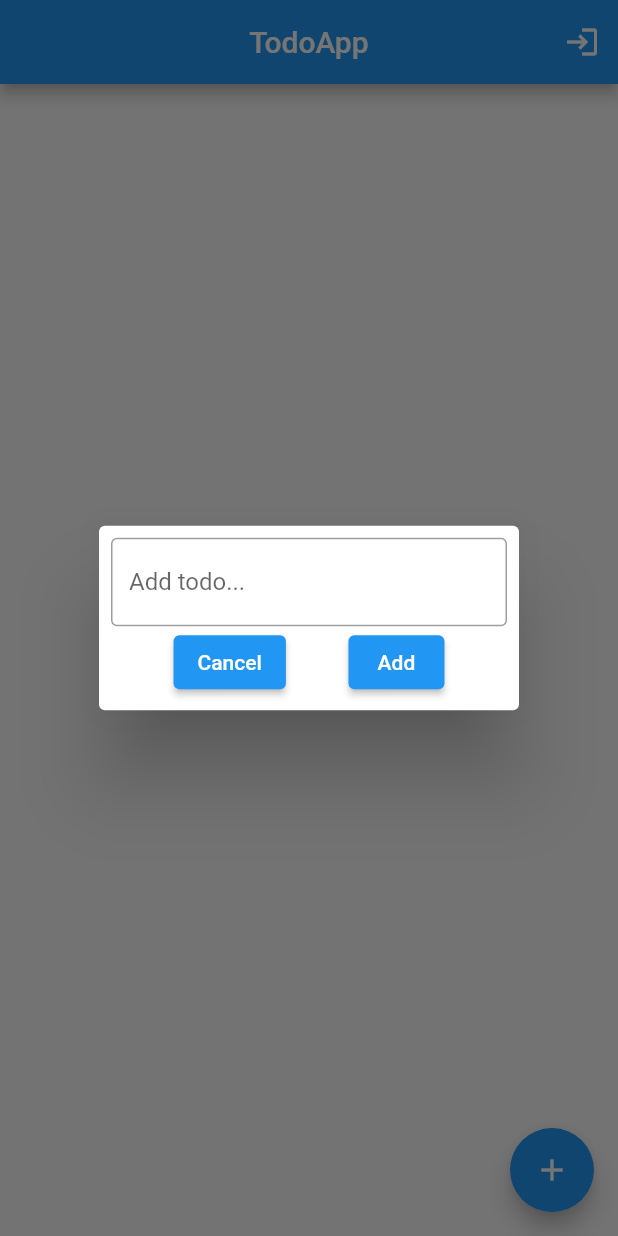
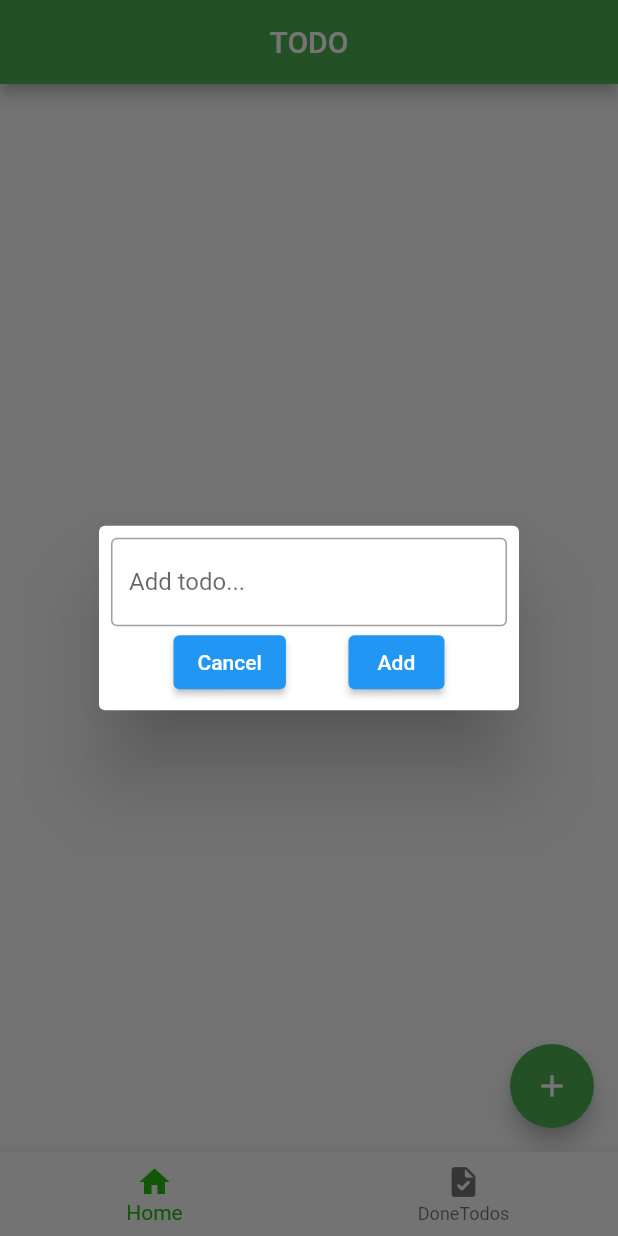
Before and after one commit to Nurzhigit97/todo_app, a Flutter app: the screen it shows after launch, after a tap on the "add" icon, on a phone screen of 412 x 824 dp. Run offline on Flutter 3.47's test engine with Material 2 defaults, Android fonts, the phone set to English and light mode, and no system bars; our stand-ins replace cloud_firestore, firebase_core; accounts and stored records are empty.

Commit message:
new: doneTasks page

```diff
--- a/lib/app.dart
+++ b/lib/app.dart
@@ -1,30 +1,63 @@
 import 'package:flutter/material.dart';
-import 'package:todo_app/ui/pages/register_page.dart';
+import 'package:provider/provider.dart';
+import 'package:todo_app/data/services/done_todo_service.dart';
+import 'package:todo_app/data/services/todo_service.dart';
+import 'package:todo_app/ui/pages/done_todo_page.dart';
 import 'package:todo_app/ui/pages/todo_page.dart';
 
-// ignore: must_be_immutable
-class App extends StatelessWidget {
-  const App({Key? key}) : super(key: key);
+class App extends StatefulWidget {
+  const App({super.key});
+  static const List<Widget> _widgetOptions = <Widget>[
+    TodoPage(),
+    DoneTodoPage(),
+  ];
+
+  @override
+  State<App> createState() => _AppState();
+}
+
+class _AppState extends State<App> {
+  int _selectedIndex = 0;
+
+  void _onItemTapped(int index) {
+    setState(() {
+      _selectedIndex = index;
+    });
+  }
 
   @override
   Widget build(BuildContext context) {
-    return Scaffold(
-      appBar: AppBar(
-        actions: [
-          IconButton(
-            onPressed: () {
-              Navigator.push(
-                context,
-                MaterialPageRoute(builder: (context) => RegisterPage()),
-              );
-            },
-            icon: const Icon(Icons.login),
+    return MultiProvider(
+      providers: [
+        ChangeNotifierProvider(create: (_) => TodoService()),
+        ChangeNotifierProvider(create: (_) => DoneTodoService()),
+      ],
+      child: MaterialApp(
+        theme: ThemeData(appBarTheme: const AppBarTheme(color: Colors.green)),
+        debugShowCheckedModeBanner: false,
+        home: SafeArea(
+          child: Scaffold(
+            body: Center(
+              child: App._widgetOptions.elementAt(_selectedIndex),
+            ),
+            bottomNavigationBar: BottomNavigationBar(
+              items: const <BottomNavigationBarItem>[
+                BottomNavigationBarItem(
+                  icon: Icon(Icons.home),
+                  label: 'Home',
+                ),
+                BottomNavigationBarItem(
+                  icon: Icon(Icons.task_rounded),
+                  label: 'DoneTodos',
+                ),
+              ],
+              currentIndex: _selectedIndex,
+              selectedItemColor: const Color.fromARGB(255, 36, 189, 16),
+              onTap: _onItemTapped,
+            ),
           ),
-        ],
-        centerTitle: true,
-        title: const Text('TodoApp'),
+        ),
       ),
-      body: const TodoPage(),
     );
   }
 }
--- a/lib/main.dart
+++ b/lib/main.dart
@@ -1,30 +1,11 @@
 import 'package:firebase_core/firebase_core.dart';
 import 'package:flutter/material.dart';
-import 'package:provider/provider.dart';
 import 'package:todo_app/app.dart';
-import 'package:todo_app/data/services/todo_service.dart';
 
 void main() async {
   WidgetsFlutterBinding.ensureInitialized();
   await Firebase.initializeApp();
-  runApp(const MyApp());
+  runApp(
+    const App(),
+  );
 }
-
-class MyApp extends StatelessWidget {
-  const MyApp({super.key});
-
-  @override
-  Widget build(BuildContext context) {
-    return ChangeNotifierProvider<TodoService>(
-      create: (context) => TodoService(),
-      child: MaterialApp(
-        debugShowCheckedModeBanner: false,
-        title: 'Flutter Demo',
-        theme: ThemeData(
-          primarySwatch: Colors.blue,
-        ),
-        home: const App(),
-      ),
-    );
-  }
-}
--- a/lib/ui/widgets/add_todo.dart
+++ b/lib/ui/widgets/add_todo.dart
@@ -12,6 +12,7 @@ class AddTodo extends StatelessWidget {
   Widget build(BuildContext context) {
     final todoService = context.read<TodoService>();
     return FloatingActionButton(
+      backgroundColor: Colors.green,
       onPressed: () {
         showDialog(
           context: context,
```
Also changed, not shown: lib/data/services/done_todo_service.dart (added, +35 -0 lines), lib/data/services/todo_service.dart (+7 -6 lines), lib/ui/pages/done_todo_page.dart (added, +75 -0 lines), lib/ui/pages/login_page.dart (deleted, +0 -76 lines), lib/ui/pages/register_page.dart (deleted, +0 -71 lines), lib/ui/pages/todo_page.dart (+23 -4 lines), pubspec.yaml (+2 -68 lines), assets/google.svg (deleted), assets/phone.svg (deleted), pubspec.lock, 1 other file.
